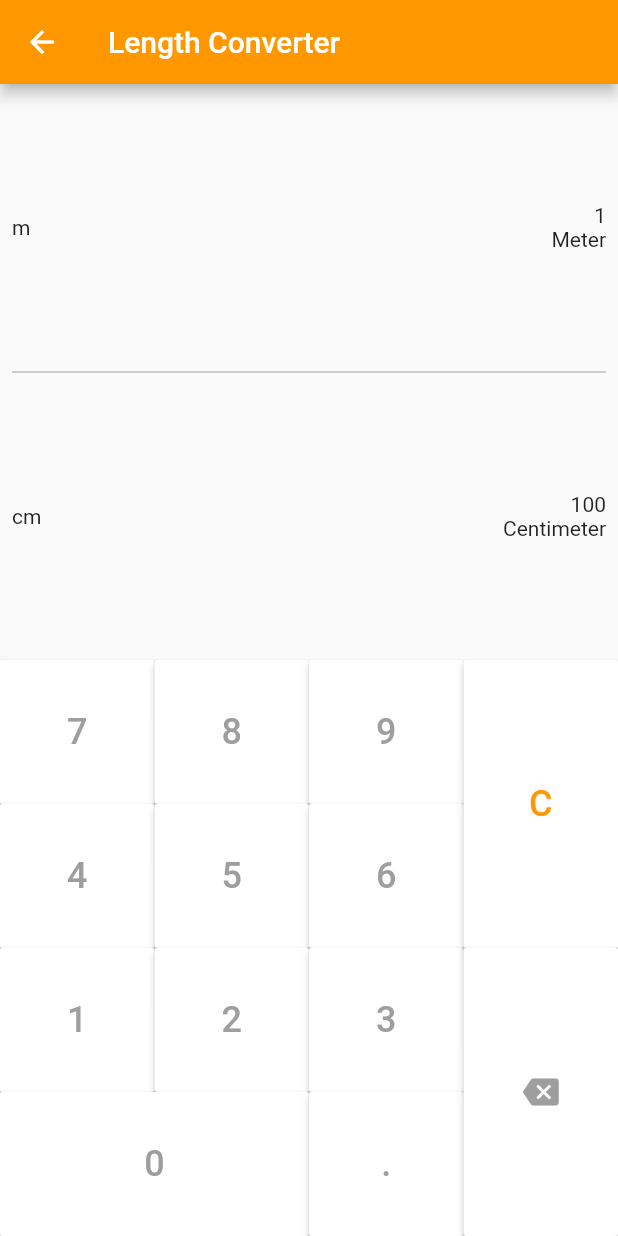
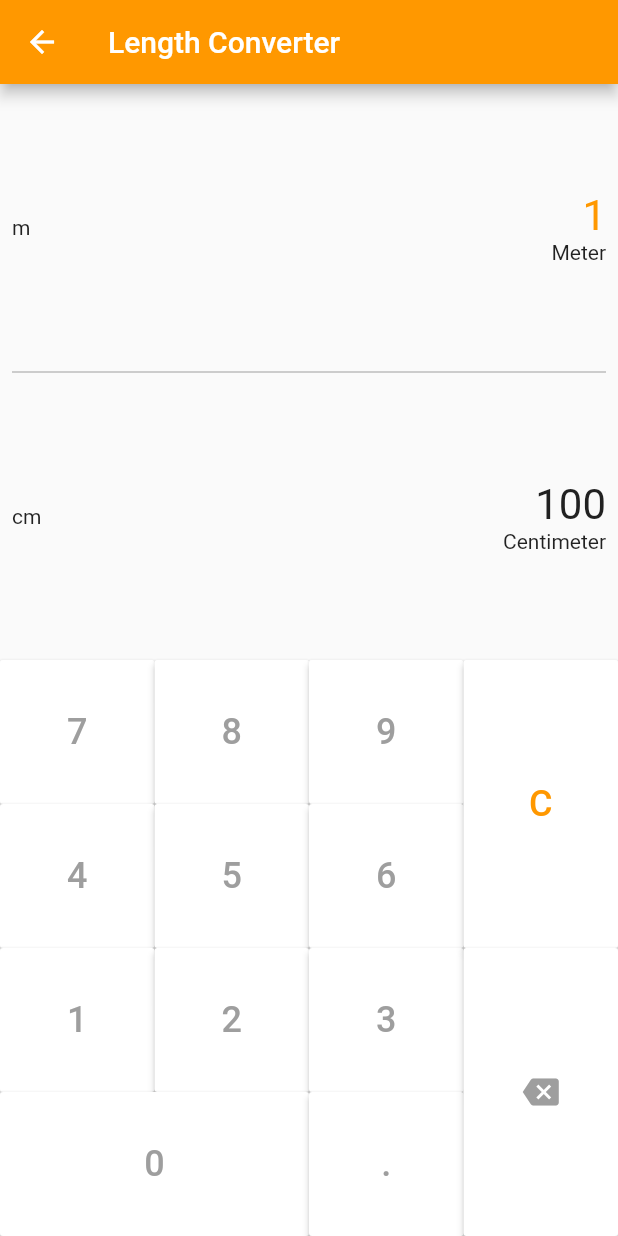
Before and after one commit to CoderJava/Basic-Calculator, a Flutter app: the LengthConverterScreen screen opened directly, on a phone screen of 412 x 824 dp. Run offline on Flutter 3.47's test engine with Material 2 defaults, Android fonts, the phone set to English and light mode, and no system bars; our stand-ins replace auto_size_text.

Commit message:
Create feature highlight color when selected field in UI Length Converter
Create feature change highlight color when change selected field in UI Length Converter

```diff
--- a/lib/ui/length_converter_screen.dart
+++ b/lib/ui/length_converter_screen.dart
@@ -1,12 +1,13 @@
 /*
- * Created by Yudi Setiawan on 2/3/19 10:19 PM
+ * Created by Yudi Setiawan on 2/10/19 9:18 AM
  * Copyright (c) 2019. All right reserved.
- * Last modified 2/3/19 10:16 PM
+ * Last modified 2/10/19 9:15 AM
  */
 
 import 'dart:io';
 
 import 'package:basic_calculator_app/utils/button_calculator.dart';
+import 'package:basic_calculator_app/values/color_assets.dart';
 import 'package:flutter/material.dart';
 
 class LengthConverterScreen extends StatefulWidget {
@@ -17,6 +18,8 @@ class LengthConverterScreen extends StatefulWidget {
 }
 
 class LengthConverterScreenState extends State<LengthConverterScreen> {
+  String positionPanelActive = "top";
+
   @override
   Widget build(BuildContext context) {
     return Scaffold(
@@ -41,71 +44,19 @@ class LengthConverterScreenState extends State<LengthConverterScreen> {
           crossAxisAlignment: CrossAxisAlignment.stretch,
           children: <Widget>[
             Expanded(
-              child: Column(
-                children: <Widget>[
+              child: buildPanelConverter(),
+            ),
             Expanded(
-                    flex: 1,
-                    child: Padding(
-                      padding: const EdgeInsets.only(
-                        right: 8.0,
-                        left: 8.0,
-                      ),
-                      child: Row(
-                        crossAxisAlignment: CrossAxisAlignment.center,
-                        mainAxisAlignment: MainAxisAlignment.spaceBetween,
-                        children: <Widget>[
-                          Text("m"),
-                          Column(
-                            mainAxisSize: MainAxisSize.min,
-                            crossAxisAlignment: CrossAxisAlignment.end,
-                            children: <Widget>[
-                              Text("1"),
-                              Text("Meter"),
-                            ],
+              child: buildCalculatorLayout(),
             ),
           ],
         ),
       ),
-                  ),
-                  Padding(
-                    padding: const EdgeInsets.only(
-                      right: 8.0,
-                      left: 8.0,
-                    ),
-                    child: Divider(
-                      height: 1.0,
-                      color: Colors.grey,
-                    ),
-                  ),
-                  Expanded(
-                    flex: 1,
-                    child: Padding(
-                      padding: const EdgeInsets.only(
-                        right: 8.0,
-                        left: 8.0,
-                      ),
-                      child: Row(
-                        crossAxisAlignment: CrossAxisAlignment.center,
-                        mainAxisAlignment: MainAxisAlignment.spaceBetween,
-                        children: <Widget>[
-                          Text("cm"),
-                          Column(
-                            mainAxisSize: MainAxisSize.min,
-                            crossAxisAlignment: CrossAxisAlignment.end,
-                            children: <Widget>[
-                              Text("100"),
-                              Text("Centimeter"),
-                            ],
-                          ),
-                        ],
-                      ),
-                    ),
-                  ),
-                ],
-              ),
-            ),
-            Expanded(
-              child: Row(
+    );
+  }
+
+  Row buildCalculatorLayout() {
+    return Row(
       crossAxisAlignment: CrossAxisAlignment.stretch,
       children: <Widget>[
         Expanded(
@@ -276,37 +227,101 @@ class LengthConverterScreenState extends State<LengthConverterScreen> {
           ),
         ),
       ],
+    );
+  }
+
+  Column buildPanelConverter() {
+    return Column(
+      children: <Widget>[
+        Expanded(
+          flex: 1,
+          child: Padding(
+            padding: const EdgeInsets.only(
+              right: 8.0,
+              left: 8.0,
+            ),
+            child: Row(
+              crossAxisAlignment: CrossAxisAlignment.center,
+              mainAxisAlignment: MainAxisAlignment.spaceBetween,
+              children: <Widget>[
+                Text("m"),
+                GestureDetector(
+                  onTap: () => setState(() {
+                        positionPanelActive = "top";
+                      }),
+                  child: Column(
+                    mainAxisSize: MainAxisSize.min,
+                    crossAxisAlignment: CrossAxisAlignment.end,
+                    children: <Widget>[
+                      Text(
+                        "1",
+                        style: TextStyle(
+                          fontSize: 28.0,
+                          color: positionPanelActive == "top"
+                              ? ColorAssets.primarySwatchColor
+                              : ColorAssets.primaryTextColor,
+                        ),
+                      ),
+                      Text("Meter"),
+                    ],
                   ),
                 ),
               ],
             ),
           ),
-    );
-  }
-
-  RaisedButton buildRaisedButtonGeneralCalculator({
-    String label,
-    Color labelColor,
-    Color buttonColor,
-  }) {
-    return RaisedButton(
-      color: buttonColor,
-      highlightColor: Colors.grey[800],
-      child: Text(
-        label,
-        style: TextStyle(
-          color: labelColor,
-          fontSize: 24.0,
+        ),
+        Padding(
+          padding: const EdgeInsets.only(
+            right: 8.0,
+            left: 8.0,
+          ),
+          child: Divider(
+            height: 1.0,
+            color: Colors.grey,
           ),
         ),
-      onPressed: () {
-        // TODO: do something in here
-      },
+        Expanded(
+          flex: 1,
+          child: Padding(
+            padding: const EdgeInsets.only(
+              right: 8.0,
+              left: 8.0,
+            ),
+            child: Row(
+              crossAxisAlignment: CrossAxisAlignment.center,
+              mainAxisAlignment: MainAxisAlignment.spaceBetween,
+              children: <Widget>[
+                Text("cm"),
+                GestureDetector(
+                  onTap: () => setState(() {
+                    positionPanelActive = "down";
+                  }),
+                  child: Column(
+                    mainAxisSize: MainAxisSize.min,
+                    crossAxisAlignment: CrossAxisAlignment.end,
+                    children: <Widget>[
+                      Text(
+                        "100",
+                        style: TextStyle(
+                          fontSize: 28.0,
+                          color: positionPanelActive == "down"
+                              ? ColorAssets.primarySwatchColor
+                              : ColorAssets.primaryTextColor,
+                        ),
+                      ),
+                      Text("Centimeter"),
+                    ],
+                  ),
+                ),
+              ],
+            ),
+          ),
+        ),
+      ],
     );
   }
 
   VoidCallback testing() {
     print("testing");
   }
-
 }
```
Lines whose indentation alone changed are shown as unchanged.
